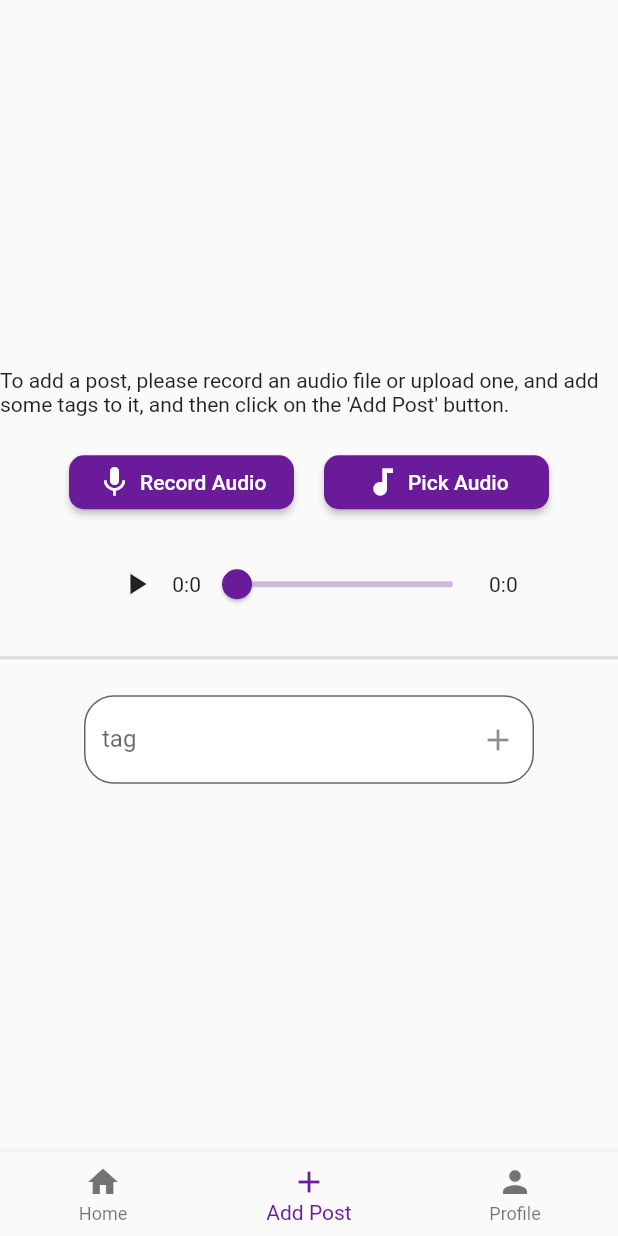
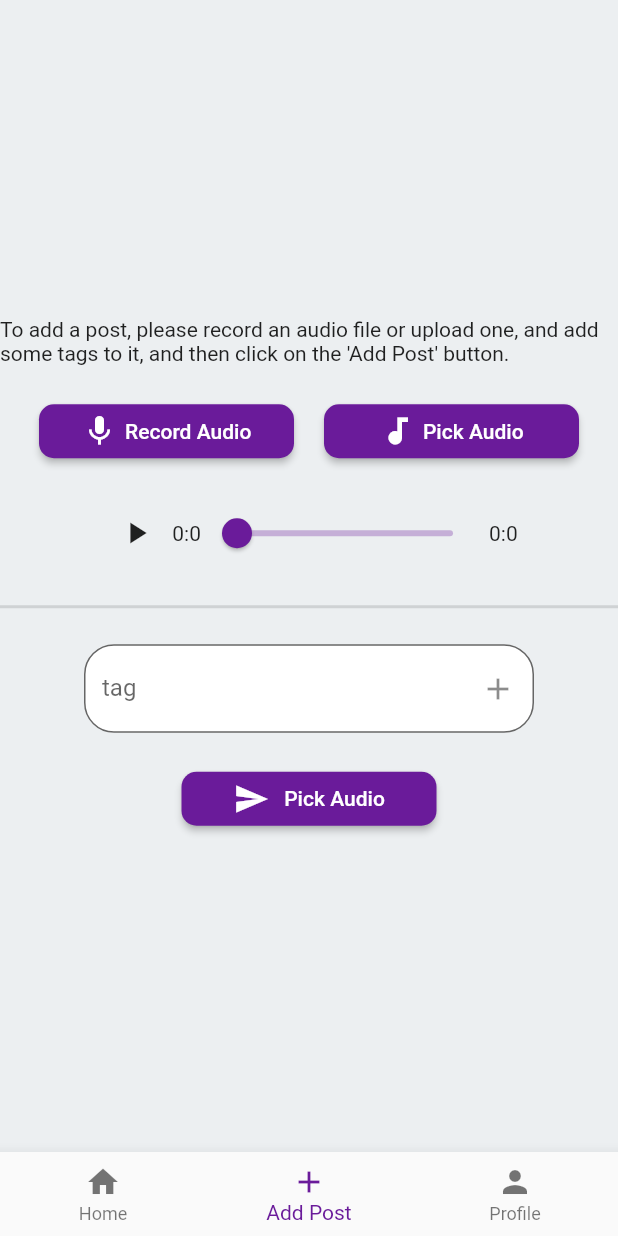
Before and after one commit to LahoucineLapunaire/ilili, a Flutter app: the screen it shows once a user with an empty profile is signed in, on a phone screen of 412 x 824 dp. Run offline on Flutter 3.47's test engine with Material 2 defaults, Android fonts, the phone set to English and light mode, and no system bars; our stand-ins replace audioplayers, cloud_firestore, file_picker, firebase_auth, firebase_core, firebase_storage and 2 more; missing offline and left inert: flutter_sound; accounts and stored records are empty.

Commit message:
[FEAT] AddPost : Post System ok, save in FirebaseStorage, Update Firestore

```diff
--- a/lib/components/addPost.dart
+++ b/lib/components/addPost.dart
@@ -1,14 +1,22 @@
+import 'package:cloud_firestore/cloud_firestore.dart';
 import 'package:flutter/material.dart';
 import 'package:file_picker/file_picker.dart';
 import 'package:audioplayers/audioplayers.dart';
 import 'package:flutter_sound/flutter_sound.dart';
 import 'package:permission_handler/permission_handler.dart';
+import 'package:firebase_storage/firebase_storage.dart';
+import 'package:ilili/components/appRouter.dart';
+import 'package:firebase_auth/firebase_auth.dart';
+import 'package:path/path.dart' as path;
 import 'dart:async';
 import 'dart:io';
 
 List<String> tagsList = [];
 AudioPlayer audioPlayer = AudioPlayer();
 String audioPath = '';
+String error = "";
+FirebaseAuth auth = FirebaseAuth.instance;
+FirebaseStorage storage = FirebaseStorage.instance;
 
 class AddPostPage extends StatelessWidget {
   const AddPostPage({super.key});
@@ -16,13 +24,34 @@ class AddPostPage extends StatelessWidget {
   @override
   Widget build(BuildContext context) {
     return Scaffold(
+      backgroundColor: Color(0xFFECEFF1),
       body: Center(
         child: Column(
           mainAxisAlignment: MainAxisAlignment.center,
           children: [
             Text(
                 "To add a post, please record an audio file or upload one, and add some tags to it, and then click on the 'Add Post' button."),
-            SizedBox(height: 20),
+            SizedBox(height: 10),
+            if (error != '')
+              Padding(
+                padding: EdgeInsets.only(bottom: 10),
+                child: Row(
+                  mainAxisAlignment: MainAxisAlignment.center,
+                  children: [
+                    Icon(Icons.error, color: Colors.red),
+                    SizedBox(width: 5),
+                    Container(
+                      width: 250,
+                      child: Text(
+                        "${error}",
+                        style: TextStyle(
+                            color: Colors.red, fontWeight: FontWeight.bold),
+                      ),
+                    )
+                  ],
+                ),
+              ),
+            SizedBox(height: 10),
             ButtonSection(),
             SizedBox(height: 20),
             AudioPlayerSection(),
@@ -31,6 +60,8 @@ class AddPostPage extends StatelessWidget {
               thickness: 2,
             ),
             TagsSection(),
+            SizedBox(height: 20),
+            SendButtonSection(),
           ],
         ),
       ),
@@ -151,7 +182,7 @@ class _ButtonSectionState extends State<ButtonSection> {
                 borderRadius: BorderRadius.circular(10),
               ),
               fixedSize:
-                  Size(150, 30), // Set the width and height of the button
+                  Size(170, 35), // Set the width and height of the button
               backgroundColor:
                   Color(0xFF6A1B9A), // Set the background color of the button
             ),
@@ -171,7 +202,7 @@ class _ButtonSectionState extends State<ButtonSection> {
                 borderRadius: BorderRadius.circular(10),
               ),
               fixedSize:
-                  Size(150, 30), // Set the width and height of the button
+                  Size(170, 35), // Set the width and height of the button
               backgroundColor:
                   Color(0xFF6A1B9A), // Set the background color of the button
             ),
@@ -190,7 +221,7 @@ class _ButtonSectionState extends State<ButtonSection> {
             shape: RoundedRectangleBorder(
               borderRadius: BorderRadius.circular(10),
             ),
-            fixedSize: Size(150, 30), // Set the width and height of the button
+            fixedSize: Size(170, 35), // Set the width and height of the button
             backgroundColor:
                 Color(0xFF6A1B9A), // Set the background color of the button
           ),
@@ -211,7 +242,6 @@ class AudioPlayerSectionState extends State<AudioPlayerSection> {
   bool isPlaying = false;
   Duration audioDuration = Duration();
   Duration position = Duration();
-  String error = '';
 
   void initState() {
     super.initState();
@@ -264,25 +294,6 @@ class AudioPlayerSectionState extends State<AudioPlayerSection> {
     return Column(
       mainAxisAlignment: MainAxisAlignment.center,
       children: [
-        if (error != '')
-          Padding(
-            padding: EdgeInsets.only(bottom: 10),
-            child: Row(
-              mainAxisAlignment: MainAxisAlignment.center,
-              children: [
-                Icon(Icons.error, color: Colors.red),
-                SizedBox(width: 5),
-                Container(
-                  width: 250,
-                  child: Text(
-                    "${error}",
-                    style: TextStyle(
-                        color: Colors.red, fontWeight: FontWeight.bold),
-                  ),
-                )
-              ],
-            ),
-          ),
         Row(
           mainAxisAlignment: MainAxisAlignment.center,
           children: [
@@ -328,7 +339,6 @@ class TagsSection extends StatefulWidget {
 
 class _TagsSectionState extends State<TagsSection> {
   TextEditingController tagController = TextEditingController();
-  String error = "";
 
   void addTag() {
     try {
@@ -341,6 +351,12 @@ class _TagsSectionState extends State<TagsSection> {
       if (tagsList.length >= 3) {
         setState(() {
           error = "You can only add 3 tags";
+        });
+        return;
+      }
+      if (tagController.text == "") {
+        setState(() {
+          error = "Tag can't be empty";
         });
         return;
       }
@@ -362,24 +378,6 @@ class _TagsSectionState extends State<TagsSection> {
       width: 300,
       child: Column(
         children: [
-          if (error != "")
-            Padding(
-              padding: EdgeInsets.only(bottom: 10),
-              child: Row(
-                children: [
-                  Icon(Icons.error, color: Colors.red),
-                  SizedBox(width: 5),
-                  Container(
-                    width: 250,
-                    child: Text(
-                      "${error}",
-                      style: TextStyle(
-                          color: Colors.red, fontWeight: FontWeight.bold),
-                    ),
-                  )
-                ],
-              ),
-            ),
           TextField(
             controller: tagController,
             decoration: InputDecoration(
@@ -428,3 +426,108 @@ class _TagsSectionState extends State<TagsSection> {
     );
   }
 }
+
+class SendButtonSection extends StatefulWidget {
+  SendButtonSection({Key? key}) : super(key: key);
+
+  @override
+  _SendButtonSectionState createState() => _SendButtonSectionState();
+}
+
+class _SendButtonSectionState extends State<SendButtonSection> {
+  Reference storageRef = storage.ref("posts");
+  String audioLink = "";
+
+  String generateUniqueFileName() {
+    String timestamp = DateTime.now().millisecondsSinceEpoch.toString();
+    String randomString = path.basenameWithoutExtension(
+        path.basenameWithoutExtension(path.basenameWithoutExtension(
+            path.basenameWithoutExtension(path.basenameWithoutExtension(
+                path.basenameWithoutExtension(path.basenameWithoutExtension(
+                    path.basenameWithoutExtension(timestamp))))))));
+    String fileName = 'audio_$randomString.aac';
+    return fileName;
+  }
+
+  Future<List<dynamic>> getPosts() async {
+    try {
+      User? user = auth.currentUser;
+      if (user != null) {
+        String userId = user.uid;
+
+        QuerySnapshot snapshot = await FirebaseFirestore.instance
+            .collection('users')
+            .doc(userId)
+            .collection('posts')
+            .get();
+
+        List<dynamic> posts = snapshot.docs.map((doc) => doc.data()).toList();
+
+        return posts;
+      }
+    } catch (e) {
+      print('Error getting posts: $e');
+    }
+    return [];
+  }
+
+  Future postAudio() async {
+    try {
+      String name = generateUniqueFileName();
+      List<dynamic> posts = await getPosts();
+      Reference postRef = storageRef.child(name);
+      UploadTask uploadTask = postRef.putFile(File(audioPath));
+      posts.add(name);
+
+      await uploadTask.whenComplete(() async {
+        String downloadURL = await postRef.getDownloadURL();
+
+        FirebaseFirestore.instance.collection('posts').doc(name).set({
+          'userId': auth.currentUser!.uid,
+          'audio': downloadURL,
+          'tags': tagsList,
+          'likes': 0,
+          'comments': 0,
+          'timestamp': DateTime.now(),
+        });
+
+        FirebaseFirestore.instance
+            .collection('users')
+            .doc(auth.currentUser!.uid)
+            .update({
+          'posts': posts,
+        });
+      });
+      Navigator.pushReplacement(
+        context,
+        MaterialPageRoute(
+          builder: (context) => AppRouter(),
+        ),
+      );
+    } catch (e) {
+      print(e.toString());
+    }
+  }
+
+  @override
+  Widget build(BuildContext context) {
+    return ElevatedButton(
+      onPressed: () {
+        postAudio();
+      },
+      child: Row(mainAxisAlignment: MainAxisAlignment.center, children: [
+        Icon(Icons.send),
+        SizedBox(width: 10),
+        Text('Pick Audio')
+      ]),
+      style: ElevatedButton.styleFrom(
+        shape: RoundedRectangleBorder(
+          borderRadius: BorderRadius.circular(10),
+        ),
+        fixedSize: Size(170, 35), // Set the width and height of the button
+        backgroundColor:
+            Color(0xFF6A1B9A), // Set the background color of the button
+      ),
+    );
+  }
+}
--- a/lib/components/setUsername.dart
+++ b/lib/components/setUsername.dart
@@ -1,7 +1,7 @@
 import 'package:flutter/material.dart';
 import 'package:firebase_auth/firebase_auth.dart';
 import 'package:cloud_firestore/cloud_firestore.dart';
-import 'package:ilili/components/home.dart';
+import 'package:ilili/components/appRouter.dart';
 
 FirebaseAuth auth = FirebaseAuth.instance;
 
@@ -73,7 +73,7 @@ class _SetUsernamePageState extends State<SetUsernamePage> {
       Navigator.pushReplacement(
         context,
         MaterialPageRoute(
-          builder: (context) => HomePage(),
+          builder: (context) => AppRouter(),
         ),
       );
     }
--- a/lib/components/signup.dart
+++ b/lib/components/signup.dart
@@ -158,6 +158,7 @@ class _FormSectionState extends State<FormSection> {
       await firestore.collection('users').doc(uid).set({
         'profilPicture': '',
         'username': '',
+        'posts': [],
       });
 
       print('User signed up and document created successfully!');
--- a/pubspec.yaml
+++ b/pubspec.yaml
@@ -45,6 +45,7 @@ dependencies:
   audioplayers: ^4.1.0
   permission_handler: ^10.4.1
   path_provider: ^2.0.15
+  firebase_storage: ^11.2.4
 
 
 
```
Also changed, not shown: pubspec.lock, 1 other file.
